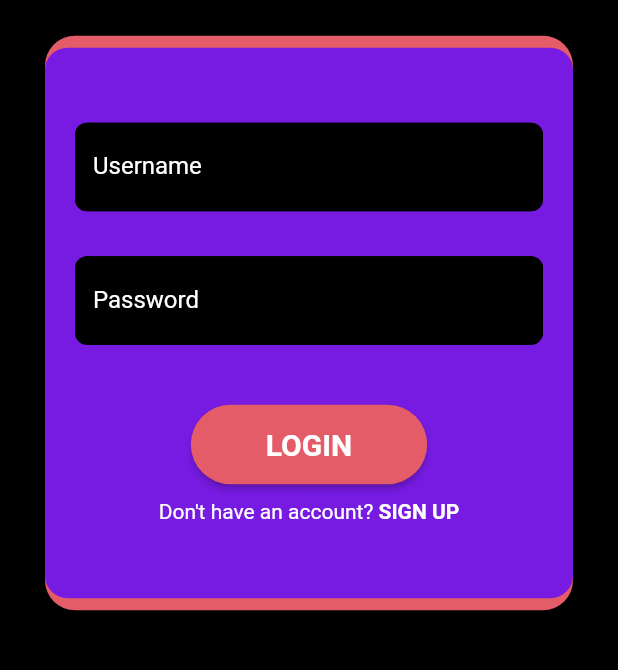
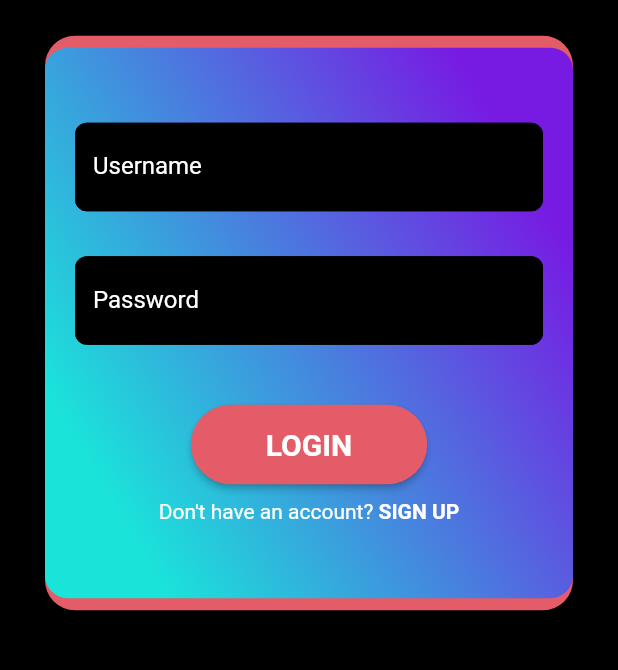
Before and after one commit to SnowPride0/musix_match, a Flutter app: the screen it shows after launch, on a phone screen of 412 x 824 dp, the part 212-882 px from its top. Run offline on Flutter 3.47's test engine with Material 2 defaults, Android fonts, the phone set to English and light mode, and no system bars; our stand-ins replace firebase_core; accounts and stored records are empty.

Commit message:
changed sign_up and login_page panel color

```diff
--- a/lib/login_page.dart
+++ b/lib/login_page.dart
@@ -52,11 +52,10 @@ class _LoginScreenState extends State<LoginScreen> {
             ),
             child: Container(
               decoration: BoxDecoration(
-                /*gradient: LinearGradient(
+                gradient: LinearGradient(
                   colors: [utilities.lightBlue, utilities.purple],
-                  transform: GradientRotation(140),
-                ),*/
-                color: utilities.purple,
+                  transform: GradientRotation(100),
+                ),
                 borderRadius: BorderRadius.all(Radius.circular(15)),
               ),
               padding: const EdgeInsets.only(
```
Also changed, not shown: lib/signup_page.dart (+3 -4 lines).
